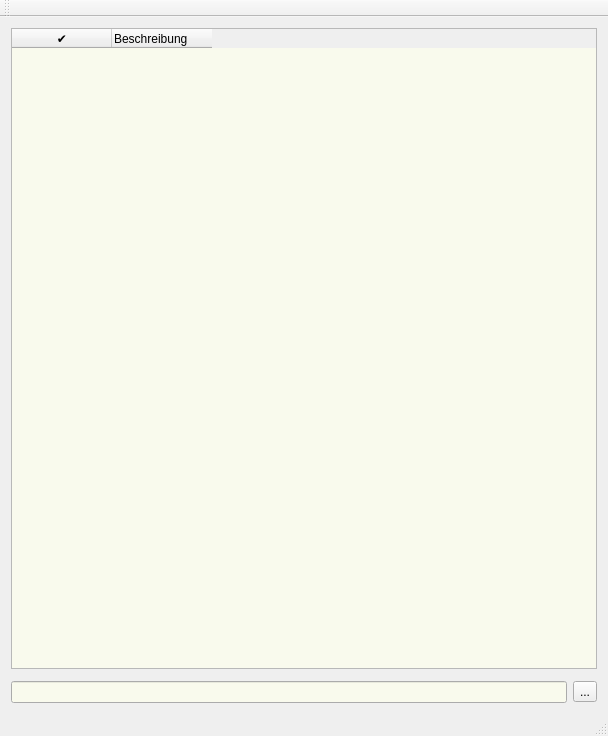
choenig/tingy, file src/widgets/ui/mainwindow.ui: the form before one commit.
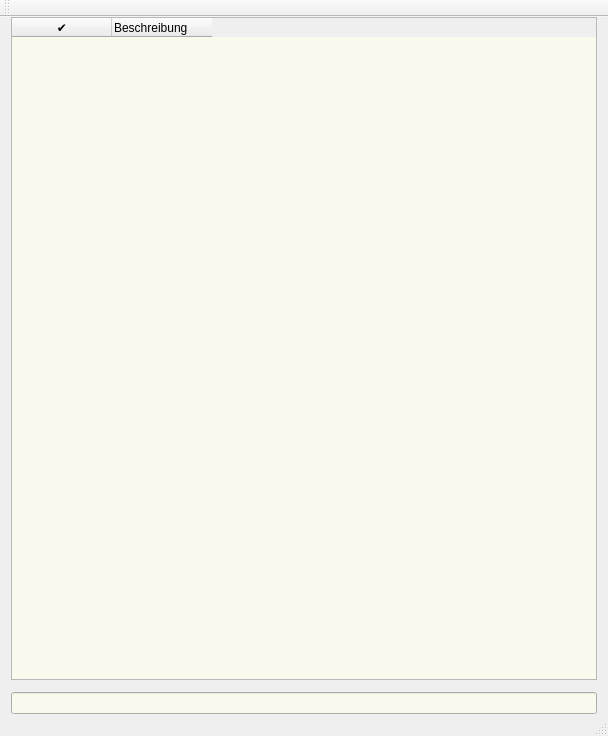
The form after the commit. Custom widgets are drawn as their Qt base class.

Commit message: add new (custom) icons for 'done', 'about' and 'info'

Patch:
```diff
--- a/src/widgets/ui/mainwindow.ui
+++ b/src/widgets/ui/mainwindow.ui
@@ -15,7 +15,16 @@
   </property>
   <widget class="QWidget" name="centralWidget">
    <layout class="QGridLayout" name="gridLayout">
-    <item row="0" column="0" colspan="3">
+    <property name="topMargin">
+     <number>0</number>
+    </property>
+    <property name="bottomMargin">
+     <number>0</number>
+    </property>
+    <property name="horizontalSpacing">
+     <number>0</number>
+    </property>
+    <item row="0" column="0" colspan="2">
      <widget class="TaskTree" name="taskTree">
       <property name="palette">
        <palette>
@@ -75,7 +84,10 @@
       </column>
      </widget>
     </item>
-    <item row="2" column="0" colspan="2">
+    <item row="1" column="0" colspan="2">
+     <widget class="DateBeam" name="dateBeam" native="true"/>
+    </item>
+    <item row="2" column="0">
      <widget class="AutocompleteLineEdit" name="leAddTask">
       <property name="palette">
        <palette>
@@ -119,15 +131,8 @@
       </property>
      </widget>
     </item>
-    <item row="1" column="0" colspan="3">
-     <widget class="DateBeam" name="dateBeam" native="true"/>
-    </item>
-    <item row="2" column="2">
-     <widget class="QToolButton" name="pbInfo">
-      <property name="text">
-       <string>...</string>
-      </property>
-     </widget>
+    <item row="2" column="1">
+     <widget class="QWidget" name="dummyWidget" native="true"/>
     </item>
    </layout>
   </widget>
```
The commit also changes 10 other files.
